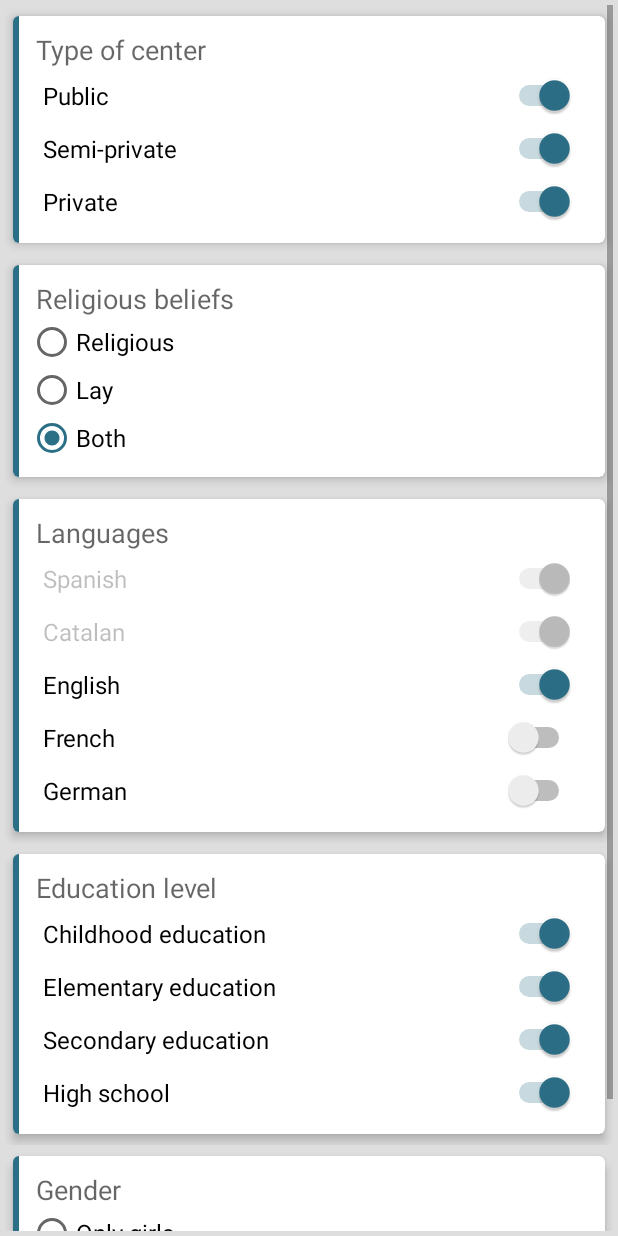
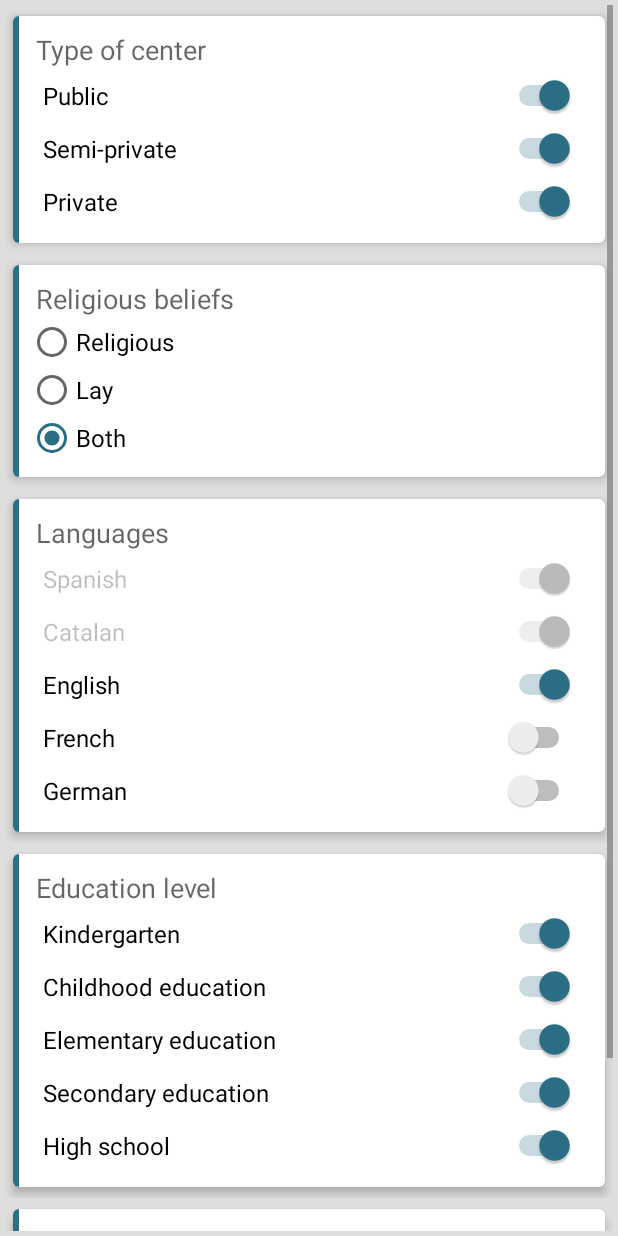
Before and after one commit to daviddn91/CentroEstudios, an Android app: the layout fragment_preferencias.xml on its own in the app's theme, with its tools: preview values and no code run, on a phone screen of 412 x 824 dp. Run offline under Robolectric (Android 15) with nearby library versions, the phone set to English and light mode, and no system bars.

Commit message:
Preferencias con nuevo filtro de guarderia

```diff
--- a/app/src/main/java/com/example/david/centroestudios/MainActivity.java
+++ b/app/src/main/java/com/example/david/centroestudios/MainActivity.java
@@ -78,13 +78,13 @@ public class MainActivity extends AppCompatActivity
         db = openOrCreateDatabase("BaseDeDatos", Context.MODE_PRIVATE, null);
 
         // Creamos la tabla filtros con las preferencias
-        db.execSQL("CREATE TABLE IF NOT EXISTS filtros (nina INTEGER, nino INTEGER, publico INTEGER, concertado INTEGER, privado INTEGER, religioso INTEGER, laico INTEGER, castellano INTEGER, catalan INTEGER, ingles INTEGER, frances INTEGER, aleman INTEGER, infantil INTEGER, primaria INTEGER, eso INTEGER, bachillerato INTEGER);");
+        db.execSQL("CREATE TABLE IF NOT EXISTS filtros (nina INTEGER, nino INTEGER, publico INTEGER, concertado INTEGER, privado INTEGER, religioso INTEGER, laico INTEGER, castellano INTEGER, catalan INTEGER, ingles INTEGER, frances INTEGER, aleman INTEGER, infantil1 INTEGER, infantil2 INTEGER, primaria INTEGER, eso INTEGER, bachillerato INTEGER);");
 
         // Ahora miramos si no existe nada en la tabla e insertamos los valores por defecto
         Cursor c = db.rawQuery("SELECT * FROM filtros", null);
         if(!c.moveToFirst())
         {
-            db.execSQL("INSERT INTO filtros (nina, nino, publico, concertado, privado, religioso, laico, castellano, catalan, ingles, frances, aleman, infantil, primaria, eso, bachillerato) VALUES (1,1,1,1,1,1,1,1,1,1,0,0,1,1,1,1);");
+            db.execSQL("INSERT INTO filtros (nina, nino, publico, concertado, privado, religioso, laico, castellano, catalan, ingles, frances, aleman, infantil1, infantil2, primaria, eso, bachillerato) VALUES (1,1,1,1,1,1,1,1,1,1,0,0,1,1,1,1,1);");
         }
 
         // Creamos la tabla con la info de los colegios y borramos los que sean muy antiguos
--- a/app/src/main/res/layout/fragment_preferencias.xml
+++ b/app/src/main/res/layout/fragment_preferencias.xml
@@ -313,8 +313,19 @@
                         <Switch
                             android:layout_width="match_parent"
                             android:layout_height="wrap_content"
-                            android:text="@string/infantil"
+                            android:text="@string/infantil1"
                             android:id="@+id/switch15"
+                            android:checked="true"
+                            android:textSize="16sp"
+                            android:height="35dp"
+                            android:paddingLeft="10dp"
+                            android:paddingRight="10dp" />
+
+                        <Switch
+                            android:layout_width="match_parent"
+                            android:layout_height="wrap_content"
+                            android:text="@string/infantil2"
+                            android:id="@+id/switch19"
                             android:checked="true"
                             android:textSize="16sp"
                             android:height="35dp"
--- a/app/src/main/res/values/strings.xml
+++ b/app/src/main/res/values/strings.xml
@@ -70,8 +70,8 @@
     <string name="faq_respuesta4">Nothing. This app is a final degree work and it doesn\'t have any commercial objective.</string>
     <string name="faqs_pregunta5">Who is the developer of the app?</string>
     <string name="faqs_respuesta5">The developer is David Delgado Núñez from the Barcelona School of Informatics with the collaboration of Department of Service and Information System Engineering (ESSI).</string>
-    <string name="infantil1">Childhood education 1</string>
-    <string name="infantil2">Childhood education 2</string>
+    <string name="infantil1">Kindergarten</string>
+    <string name="infantil2">Childhood education</string>
     <string name="espublico">Public school</string>
     <string name="noespublico">Private school</string>
     <string name="nivel_B">Only high school</string>
```
Also changed, not shown: app/src/main/java/com/example/david/centroestudios/fragments/FragmentPreferencias.java (+35 -11 lines), 3 other files.
